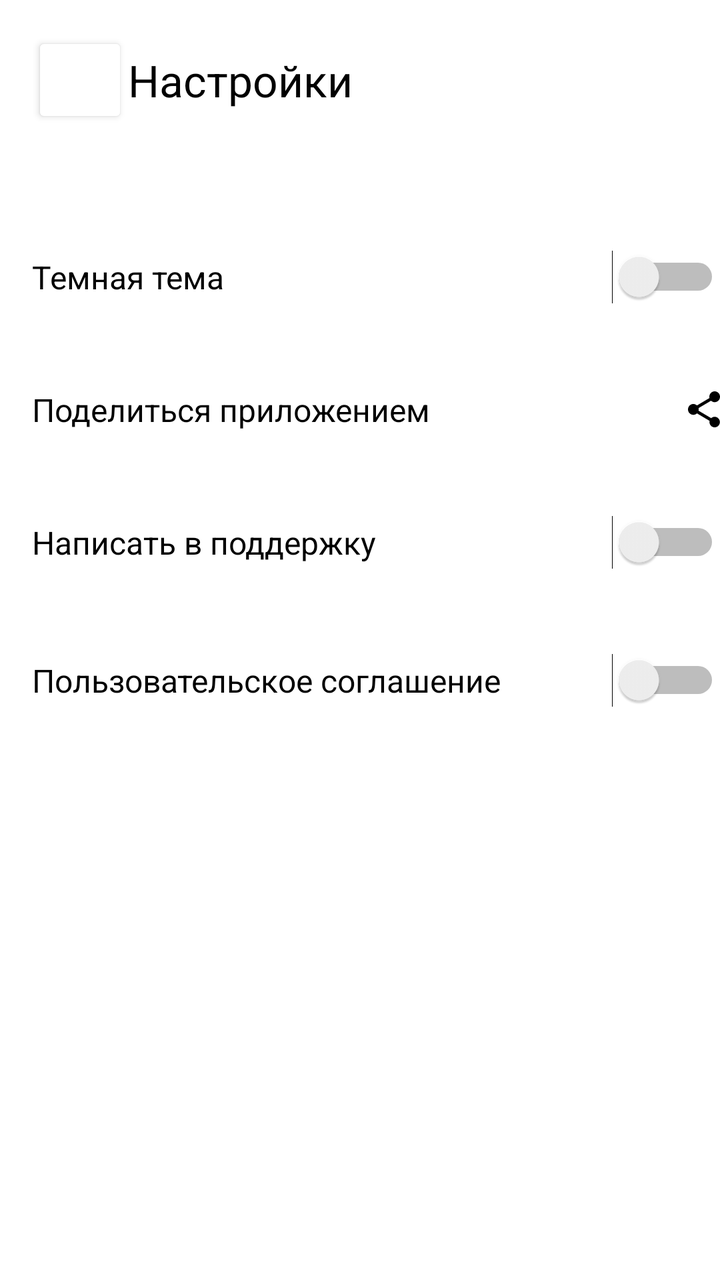
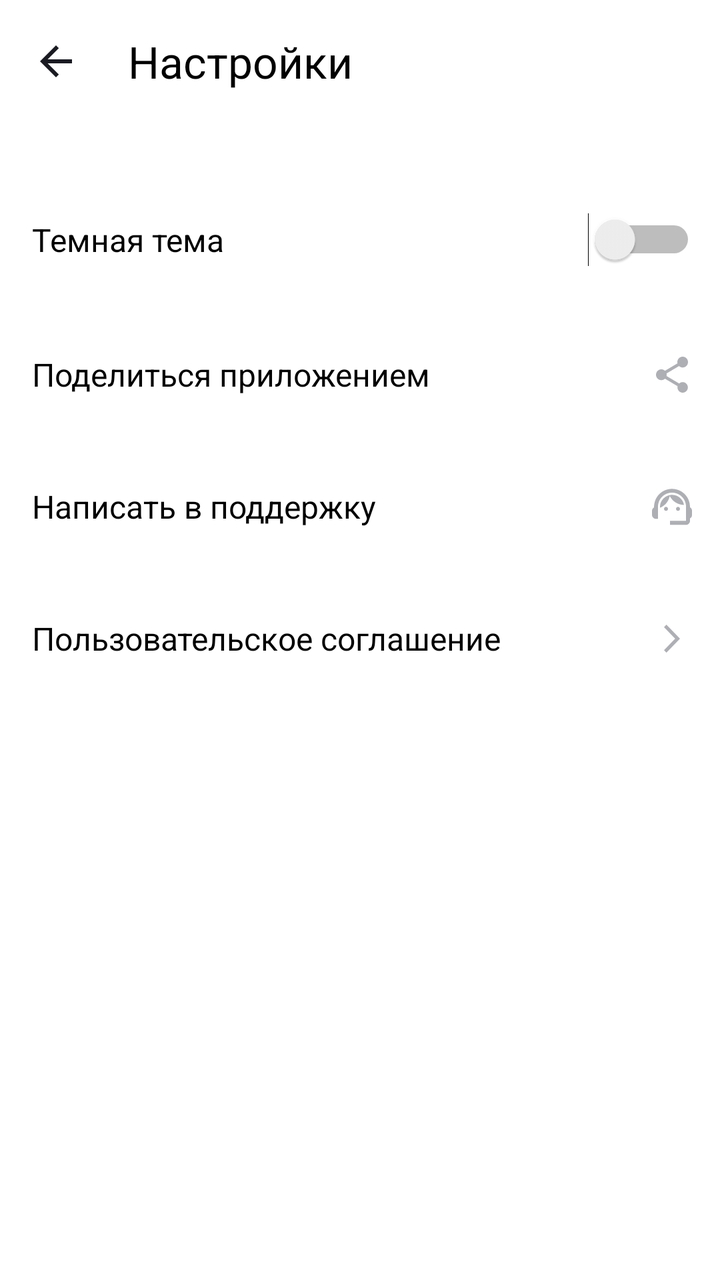

Two renders of the same Android screen: before a commit and after it. Below are the layout's source before the change and the commit's diff.
<!-- AndroidManifest.xml: application theme Theme.MaterialComponents.DayNight.NoActionBar -->
<!-- res/layout/activity_settings.xml -->
<?xml version="1.0" encoding="utf-8"?>
<LinearLayout xmlns:android="http://schemas.android.com/apk/res/android"
    android:layout_width="match_parent"
    android:layout_height="match_parent"
    xmlns:app="http://schemas.android.com/apk/res-auto"
    xmlns:tools="http://schemas.android.com/tools"
    android:orientation="vertical"
    android:background="?attr/colorOnPrimary"

    >

    <LinearLayout
        android:layout_width="match_parent"
        android:layout_height="wrap_content"
        android:padding="@dimen/size_standard"
        android:layout_marginBottom="24dp"
        android:orientation="horizontal"
        android:gravity="center_vertical"
        >

        <Button
            android:layout_width="48dp"
            android:layout_height="wrap_content"
            app:backgroundTint="@color/white"
            app:icon="@drawable/strelka"
            app:iconPadding="8dp"
            app:iconTint="@color/black" />

        <TextView
            android:layout_width="wrap_content"
            android:layout_height="wrap_content"
            android:layout_gravity="center_vertical"
            android:text="@string/settings"
            android:textColor="@color/black"
            android:textSize="@dimen/text_size_standard" />


    </LinearLayout>

    <FrameLayout
        android:layout_width="match_parent"
        android:layout_height="wrap_content"
        android:orientation="vertical"
        android:paddingLeft="@dimen/size_standard"
        android:paddingVertical="21dp"
        >

        <TextView
            android:layout_width="wrap_content"
            android:layout_height="wrap_content"
            android:layout_gravity="center_vertical"
            android:text="@string/dark_theme"
            android:textColor="@color/black"
            android:textSize="16sp"/>

        <Switch
            android:layout_width="wrap_content"
            android:layout_height="wrap_content"
            android:layout_gravity="end|center_vertical"
            tools:ignore="UseSwitchCompatOrMaterialXml" />

    </FrameLayout>

    <FrameLayout
        android:layout_width="match_parent"
        android:layout_height="wrap_content"
        android:orientation="vertical"
        android:paddingLeft="@dimen/size_standard"
        android:paddingVertical="21dp"
        >

        <TextView
            android:layout_width="wrap_content"
            android:layout_height="wrap_content"
            android:layout_gravity="center_vertical"
            android:text="Поделиться приложением"
            android:textColor="@color/black"
            android:textSize="16sp"/>

        <ImageView
            android:layout_width="wrap_content"
            android:layout_height="wrap_content"
            android:layout_gravity="end|center_vertical"
            android:src="@drawable/share"
            app:tint="@color/black" />

    </FrameLayout>

    <FrameLayout
        android:layout_width="match_parent"
        android:layout_height="wrap_content"
        android:orientation="vertical"
        android:paddingLeft="@dimen/size_standard"
        android:paddingVertical="21dp"
        >

        <TextView
            android:layout_width="wrap_content"
            android:layout_height="wrap_content"
            android:layout_gravity="center_vertical"
            android:text="Написать в поддержку"
            android:textColor="@color/black"
            android:textSize="16sp"/>

        <Switch
            android:layout_width="wrap_content"
            android:layout_height="wrap_content"
            android:layout_gravity="end|center_vertical"
            tools:ignore="UseSwitchCompatOrMaterialXml" />

    </FrameLayout>

    <FrameLayout
        android:layout_width="match_parent"
        android:layout_height="wrap_content"
        android:orientation="vertical"
        android:paddingLeft="@dimen/size_standard"
        android:paddingVertical="21dp"
        >

        <TextView
            android:layout_width="wrap_content"
            android:layout_height="wrap_content"
            android:layout_gravity="center_vertical"
            android:text="Пользовательское соглашение"
            android:textColor="@color/black"
            android:textSize="16sp"/>

        <Switch
            android:layout_width="wrap_content"
            android:layout_height="wrap_content"
            android:layout_gravity="end|center_vertical"
            tools:ignore="UseSwitchCompatOrMaterialXml" />

    </FrameLayout>

</LinearLayout>
<!-- resources referenced by this layout -->
<resources>
  <color name="black">#FF000000</color>
  <color name="white">#FFFFFFFF</color>
  <dimen name="size_standard">16dp</dimen>
  <dimen name="text_size_standard">22sp</dimen>
  <!-- drawable share (drawable) -->
  <vector xmlns:android="http://schemas.android.com/apk/res/android"
      android:width="16dp"
      android:height="18dp"
      android:viewportWidth="16"
      android:viewportHeight="18">
    <path
        android:pathData="M13.333,12.723C12.658,12.723 12.053,12.994 11.591,13.419L5.253,9.669C5.298,9.461 5.333,9.253 5.333,9.036C5.333,8.819 5.298,8.611 5.253,8.404L11.52,4.69C12,5.142 12.631,5.422 13.333,5.422C14.809,5.422 16,4.211 16,2.711C16,1.211 14.809,0 13.333,0C11.858,0 10.667,1.211 10.667,2.711C10.667,2.928 10.702,3.136 10.747,3.343L4.48,7.057C4,6.605 3.369,6.325 2.667,6.325C1.191,6.325 0,7.536 0,9.036C0,10.536 1.191,11.747 2.667,11.747C3.369,11.747 4,11.467 4.48,11.015L10.809,14.774C10.764,14.964 10.738,15.163 10.738,15.361C10.738,16.816 11.902,18 13.333,18C14.764,18 15.929,16.816 15.929,15.361C15.929,13.907 14.764,12.723 13.333,12.723Z"
        android:fillColor="#AEAFB4"/>
  </vector>
  <!-- drawable strelka (drawable) -->
  <vector xmlns:android="http://schemas.android.com/apk/res/android"
      android:width="16dp"
      android:height="16dp"
      android:viewportWidth="16"
      android:viewportHeight="16">
    <path
        android:pathData="M16,7H3.83L9.42,1.41L8,0L0,8L8,16L9.41,14.59L3.83,9H16V7Z"
        android:fillColor="#1A1B22"/>
  </vector>
  <string name="dark_theme">Темная тема</string>
  <string name="settings">Настройки</string>
</resources>

<!-- the commit's change to res/layout/activity_settings.xml (unified diff, before → after) -->
@@ -12,27 +12,27 @@
     <LinearLayout
         android:layout_width="match_parent"
         android:layout_height="wrap_content"
-        android:padding="@dimen/size_standard"
         android:layout_marginBottom="24dp"
         android:orientation="horizontal"
         android:gravity="center_vertical"
+        android:padding="@dimen/size_16"
         >
 
-        <Button
-            android:layout_width="48dp"
+        <ImageView
+            android:layout_width="wrap_content"
             android:layout_height="wrap_content"
-            app:backgroundTint="@color/white"
-            app:icon="@drawable/strelka"
-            app:iconPadding="8dp"
-            app:iconTint="@color/black" />
+            android:src="@drawable/strelka"
+            app:iconTint="@color/black"
+            android:paddingEnd="@dimen/size_12" />
 
         <TextView
             android:layout_width="wrap_content"
             android:layout_height="wrap_content"
+            android:paddingStart="@dimen/size_12"
             android:layout_gravity="center_vertical"
             android:text="@string/settings"
             android:textColor="@color/black"
-            android:textSize="@dimen/text_size_standard" />
+            android:textSize="@dimen/text_size_22" />
 
 
     </LinearLayout>
@@ -41,8 +41,8 @@
         android:layout_width="match_parent"
         android:layout_height="wrap_content"
         android:orientation="vertical"
-        android:paddingLeft="@dimen/size_standard"
-        android:paddingVertical="21dp"
+        android:paddingStart="@dimen/size_16"
+        android:paddingVertical="@dimen/size_21"
         >
 
         <TextView
@@ -51,13 +51,14 @@
             android:layout_gravity="center_vertical"
             android:text="@string/dark_theme"
             android:textColor="@color/black"
-            android:textSize="16sp"/>
+            android:textSize="@dimen/text_size_16"/>
 
         <Switch
             android:layout_width="wrap_content"
             android:layout_height="wrap_content"
             android:layout_gravity="end|center_vertical"
-            tools:ignore="UseSwitchCompatOrMaterialXml" />
+            tools:ignore="UseSwitchCompatOrMaterialXml"
+            android:layout_marginEnd="@dimen/size_12"/>
 
     </FrameLayout>
 
@@ -65,24 +66,25 @@
         android:layout_width="match_parent"
         android:layout_height="wrap_content"
         android:orientation="vertical"
-        android:paddingLeft="@dimen/size_standard"
-        android:paddingVertical="21dp"
+        android:paddingStart="@dimen/size_16"
+        android:paddingVertical="@dimen/size_21"
         >
 
         <TextView
             android:layout_width="wrap_content"
             android:layout_height="wrap_content"
             android:layout_gravity="center_vertical"
-            android:text="Поделиться приложением"
+            android:text="@string/share"
             android:textColor="@color/black"
-            android:textSize="16sp"/>
+            android:textSize="@dimen/text_size_16"/>
 
         <ImageView
             android:layout_width="wrap_content"
             android:layout_height="wrap_content"
             android:layout_gravity="end|center_vertical"
             android:src="@drawable/share"
-            app:tint="@color/black" />
+            app:tint="@color/gray"
+            android:layout_marginEnd="@dimen/size_12"/>
 
     </FrameLayout>
 
@@ -90,23 +92,25 @@
         android:layout_width="match_parent"
         android:layout_height="wrap_content"
         android:orientation="vertical"
-        android:paddingLeft="@dimen/size_standard"
-        android:paddingVertical="21dp"
+        android:paddingStart="@dimen/size_16"
+        android:paddingVertical="@dimen/size_21"
         >
 
         <TextView
             android:layout_width="wrap_content"
             android:layout_height="wrap_content"
             android:layout_gravity="center_vertical"
-            android:text="Написать в поддержку"
+            android:text="@string/support"
             android:textColor="@color/black"
-            android:textSize="16sp"/>
+            android:textSize="@dimen/text_size_16"/>
 
-        <Switch
+        <ImageView
             android:layout_width="wrap_content"
             android:layout_height="wrap_content"
             android:layout_gravity="end|center_vertical"
-            tools:ignore="UseSwitchCompatOrMaterialXml" />
+            android:src="@drawable/support"
+            app:tint="@color/gray"
+            android:layout_marginEnd="@dimen/size_12"/>
 
     </FrameLayout>
 
@@ -114,23 +118,25 @@
         android:layout_width="match_parent"
         android:layout_height="wrap_content"
         android:orientation="vertical"
-        android:paddingLeft="@dimen/size_standard"
-        android:paddingVertical="21dp"
+        android:paddingStart="@dimen/size_16"
+        android:paddingVertical="@dimen/size_21"
         >
 
         <TextView
             android:layout_width="wrap_content"
             android:layout_height="wrap_content"
             android:layout_gravity="center_vertical"
-            android:text="Пользовательское соглашение"
+            android:text="@string/agreement"
             android:textColor="@color/black"
-            android:textSize="16sp"/>
+            android:textSize="@dimen/text_size_16"/>
 
-        <Switch
+        <ImageView
             android:layout_width="wrap_content"
             android:layout_height="wrap_content"
             android:layout_gravity="end|center_vertical"
-            tools:ignore="UseSwitchCompatOrMaterialXml" />
+            android:src="@drawable/agreement"
+            app:tint="@color/gray"
+            android:layout_marginEnd="@dimen/size_12"/>
 
     </FrameLayout>
 
<!-- resource entries referenced after the edit -->
@@ -1,30 +1,69 @@
 <!-- resources referenced by this layout -->
 <resources>
   <color name="black">#FF000000</color>
-  <color name="white">#FFFFFFFF</color>
-  <dimen name="size_standard">16dp</dimen>
-  <dimen name="text_size_standard">22sp</dimen>
+  <color name="gray">#AEAFB4</color>
+  <dimen name="size_12">12dp</dimen>
+  <dimen name="size_16">16dp</dimen>
+  <dimen name="size_21">21dp</dimen>
+  <dimen name="text_size_16">16sp</dimen>
+  <dimen name="text_size_22">22sp</dimen>
+  <!-- drawable agreement (drawable) -->
+  <vector xmlns:android="http://schemas.android.com/apk/res/android"
+      android:width="24dp"
+      android:height="24dp"
+      android:viewportWidth="24"
+      android:viewportHeight="24">
+    <path
+        android:pathData="M8,17.749L9.213,19L16,12L9.213,5L8,6.252L13.573,12L8,17.749Z"
+        android:fillColor="#AEAFB4"/>
+  </vector>
   <!-- drawable share (drawable) -->
   <vector xmlns:android="http://schemas.android.com/apk/res/android"
-      android:width="16dp"
-      android:height="18dp"
-      android:viewportWidth="16"
-      android:viewportHeight="18">
+      android:width="24dp"
+      android:height="24dp"
+      android:viewportWidth="24"
+      android:viewportHeight="24">
     <path
-        android:pathData="M13.333,12.723C12.658,12.723 12.053,12.994 11.591,13.419L5.253,9.669C5.298,9.461 5.333,9.253 5.333,9.036C5.333,8.819 5.298,8.611 5.253,8.404L11.52,4.69C12,5.142 12.631,5.422 13.333,5.422C14.809,5.422 16,4.211 16,2.711C16,1.211 14.809,0 13.333,0C11.858,0 10.667,1.211 10.667,2.711C10.667,2.928 10.702,3.136 10.747,3.343L4.48,7.057C4,6.605 3.369,6.325 2.667,6.325C1.191,6.325 0,7.536 0,9.036C0,10.536 1.191,11.747 2.667,11.747C3.369,11.747 4,11.467 4.48,11.015L10.809,14.774C10.764,14.964 10.738,15.163 10.738,15.361C10.738,16.816 11.902,18 13.333,18C14.764,18 15.929,16.816 15.929,15.361C15.929,13.907 14.764,12.723 13.333,12.723Z"
+        android:pathData="M17.333,15.723C16.658,15.723 16.053,15.994 15.591,16.419L9.253,12.669C9.298,12.461 9.333,12.253 9.333,12.036C9.333,11.819 9.298,11.611 9.253,11.404L15.52,7.69C16,8.142 16.631,8.422 17.333,8.422C18.809,8.422 20,7.211 20,5.711C20,4.211 18.809,3 17.333,3C15.858,3 14.667,4.211 14.667,5.711C14.667,5.928 14.702,6.136 14.747,6.343L8.48,10.057C8,9.605 7.369,9.325 6.667,9.325C5.191,9.325 4,10.536 4,12.036C4,13.536 5.191,14.747 6.667,14.747C7.369,14.747 8,14.467 8.48,14.015L14.809,17.774C14.764,17.964 14.738,18.163 14.738,18.361C14.738,19.816 15.902,21 17.333,21C18.764,21 19.929,19.816 19.929,18.361C19.929,16.907 18.764,15.723 17.333,15.723Z"
         android:fillColor="#AEAFB4"/>
   </vector>
   <!-- drawable strelka (drawable) -->
   <vector xmlns:android="http://schemas.android.com/apk/res/android"
-      android:width="16dp"
-      android:height="16dp"
-      android:viewportWidth="16"
-      android:viewportHeight="16">
+      android:width="24dp"
+      android:height="24dp"
+      android:viewportWidth="24"
+      android:viewportHeight="24">
+    <group>
+      <clip-path
+          android:pathData="M0,0h24v24h-24z"/>
+      <path
+          android:pathData="M20,11H7.83L13.42,5.41L12,4L4,12L12,20L13.41,18.59L7.83,13H20V11Z"
+          android:fillColor="#1A1B22"/>
+    </group>
+  </vector>
+  <!-- drawable support (drawable) -->
+  <vector xmlns:android="http://schemas.android.com/apk/res/android"
+      android:width="24dp"
+      android:height="24dp"
+      android:viewportWidth="24"
+      android:viewportHeight="24">
     <path
-        android:pathData="M16,7H3.83L9.42,1.41L8,0L0,8L8,16L9.41,14.59L3.83,9H16V7Z"
-        android:fillColor="#1A1B22"/>
+        android:pathData="M21,12.32C21,6.83 16.74,3.1 12,3.1C7.31,3.1 3,6.75 3,12.38C2.4,12.72 2,13.36 2,14.1V16.1C2,17.2 2.9,18.1 4,18.1H5V12C5,8.13 8.13,5 12,5C15.87,5 19,8.13 19,12V19.1H11V21.1H19C20.1,21.1 21,20.2 21,19.1V17.88C21.59,17.57 22,16.96 22,16.24V13.94C22,13.24 21.59,12.63 21,12.32Z"
+        android:fillColor="#AEAFB4"/>
+    <path
+        android:pathData="M9,14.1C9.552,14.1 10,13.652 10,13.1C10,12.548 9.552,12.1 9,12.1C8.448,12.1 8,12.548 8,13.1C8,13.652 8.448,14.1 9,14.1Z"
+        android:fillColor="#AEAFB4"/>
+    <path
+        android:pathData="M15,14.1C15.552,14.1 16,13.652 16,13.1C16,12.548 15.552,12.1 15,12.1C14.448,12.1 14,12.548 14,13.1C14,13.652 14.448,14.1 15,14.1Z"
+        android:fillColor="#AEAFB4"/>
+    <path
+        android:pathData="M18,11.13C17.52,8.28 15.04,6.1 12.05,6.1C9.02,6.1 5.76,8.61 6.02,12.55C8.49,11.54 10.35,9.34 10.88,6.66C12.19,9.29 14.88,11.1 18,11.13Z"
+        android:fillColor="#AEAFB4"/>
   </vector>
+  <string name="agreement">Пользовательское соглашение</string>
   <string name="dark_theme">Темная тема</string>
   <string name="settings">Настройки</string>
+  <string name="share">Поделиться приложением</string>
+  <string name="support">Написать в поддержку</string>
 </resources>
 
